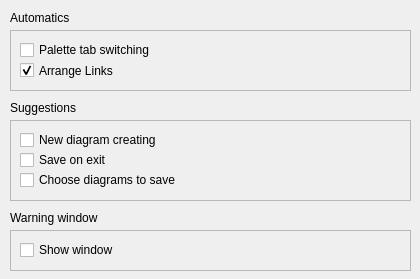
This is qrgui/dialogs/preferencesPages/behaviourPage.ui in qreal/qreal as Qt 5 draws it before an edit. The edited form follows.
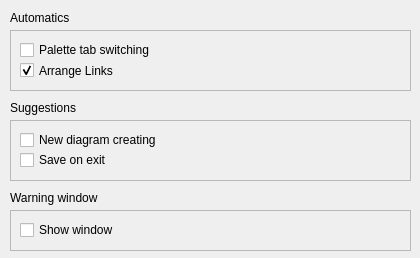
This is the edited form.

Commit message: removed remains of stuff that suggested to save and save on exit, doesn't work anyway. also fixed settings name for diagramCreateSuggestion

```diff
--- a/qrgui/dialogs/preferencesPages/behaviourPage.ui
+++ b/qrgui/dialogs/preferencesPages/behaviourPage.ui
@@ -7,14 +7,14 @@
     <x>0</x>
     <y>0</y>
     <width>420</width>
-    <height>279</height>
+    <height>258</height>
    </rect>
   </property>
   <widget class="QFrame" name="frame_17">
    <property name="geometry">
     <rect>
      <x>10</x>
-     <y>230</y>
+     <y>210</y>
      <width>401</width>
      <height>41</height>
     </rect>
@@ -107,7 +107,7 @@
    <property name="geometry">
     <rect>
      <x>10</x>
-     <y>210</y>
+     <y>190</y>
      <width>211</width>
      <height>16</height>
     </rect>
@@ -122,7 +122,7 @@
      <x>10</x>
      <y>120</y>
      <width>401</width>
-     <height>81</height>
+     <height>61</height>
     </rect>
    </property>
    <property name="frameShape">
@@ -157,19 +157,6 @@
      <string>Save on exit</string>
     </property>
    </widget>
-   <widget class="QCheckBox" name="chooseDiagramsToSaveCheckBox">
-    <property name="geometry">
-     <rect>
-      <x>10</x>
-      <y>50</y>
-      <width>381</width>
-      <height>20</height>
-     </rect>
-    </property>
-    <property name="text">
-     <string>Choose diagrams to save</string>
-    </property>
-   </widget>
   </widget>
   <widget class="QLabel" name="label_8">
    <property name="geometry">
```
The commit also changes 2 other files.
